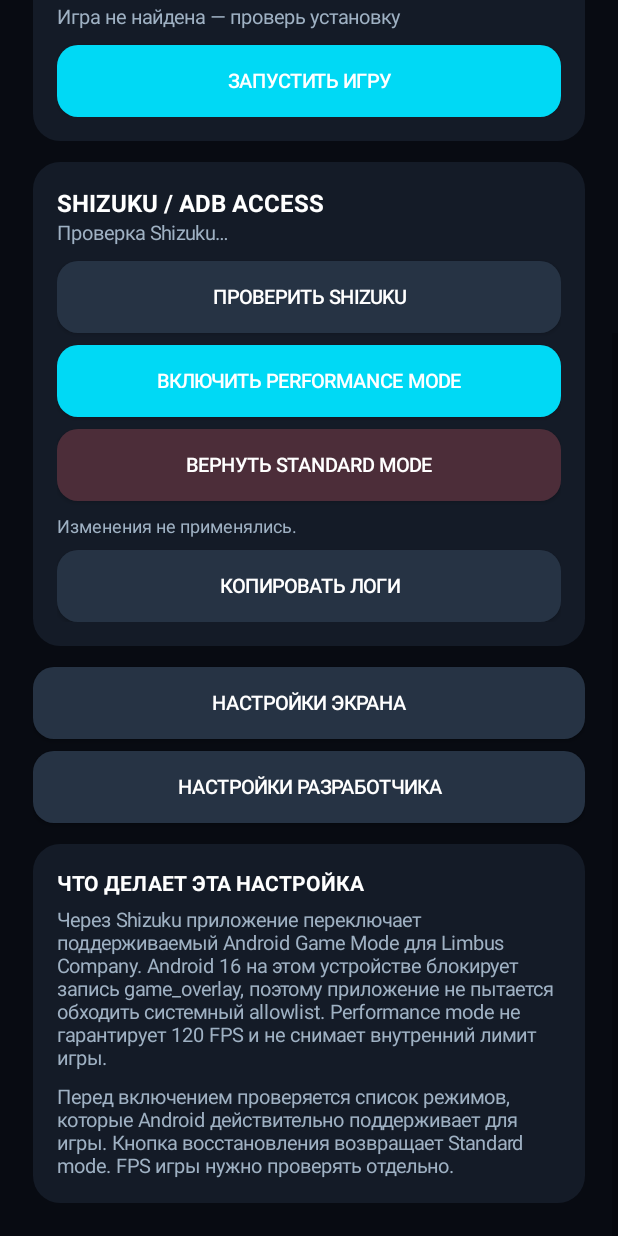
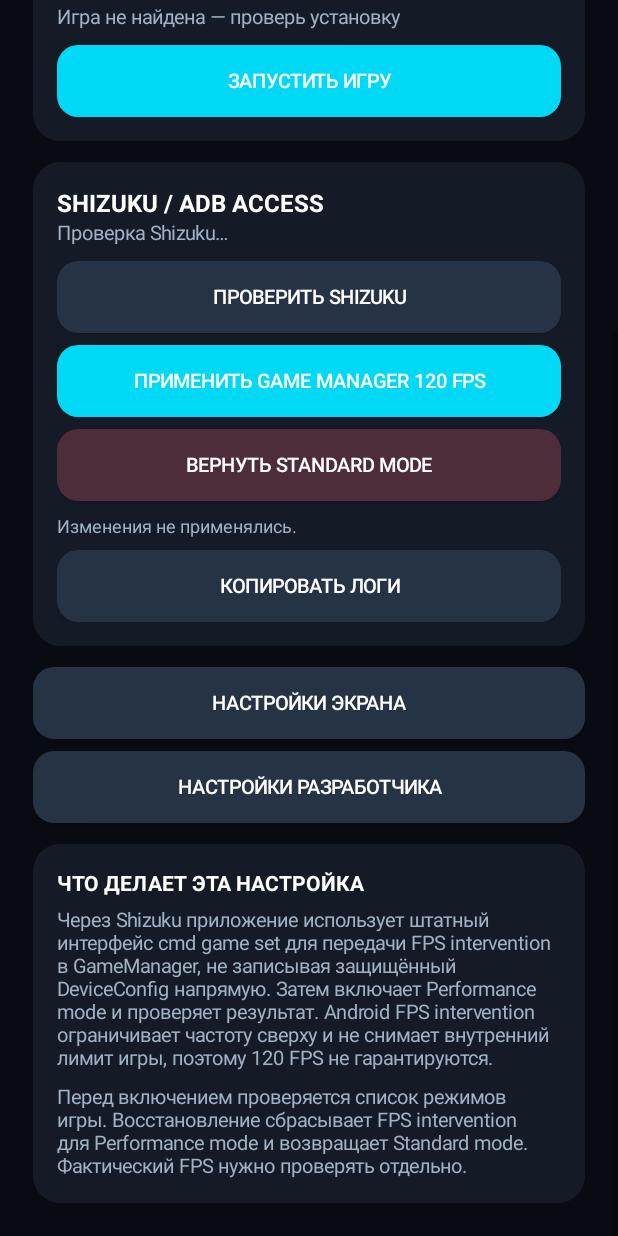
Before and after one commit to Exempale/ubiquitous-parakeet, an Android app: the screen it shows after launch (MainActivity), scrolled down 303 dp, on a phone screen of 412 x 824 dp. Run offline under Robolectric (Android 15) with nearby library versions, the phone set to English and light mode, and no system bars; libraries missing offline, so code that uses them is left out: rikka.shizuku; 5 statements that could not run were skipped.

Commit message:
Clarify GameManager FPS intervention UI

```diff
--- a/app/src/main/java/dev/limbus/fpsunlocker/MainActivity.kt
+++ b/app/src/main/java/dev/limbus/fpsunlocker/MainActivity.kt
@@ -106,7 +106,7 @@ class MainActivity : Activity(), DisplayManager.DisplayListener {
             checkShizuku(requestIfNeeded = true)
         })
         shizukuCard.addView(space(8))
-        shizukuCard.addView(actionButton("ВКЛЮЧИТЬ PERFORMANCE MODE", cyan) {
+        shizukuCard.addView(actionButton("ПРИМЕНИТЬ GAME MANAGER 120 FPS", cyan) {
             if (ensureShizukuPermission()) applyFpsTarget()
         })
         shizukuCard.addView(space(8))
@@ -134,12 +134,12 @@ class MainActivity : Activity(), DisplayManager.DisplayListener {
         infoCard.addView(label("ЧТО ДЕЛАЕТ ЭТА НАСТРОЙКА", 14f, white, true))
         infoCard.addView(space(6))
         infoCard.addView(label(
-            "Через Shizuku приложение переключает поддерживаемый Android Game Mode для Limbus Company. Android 16 на этом устройстве блокирует запись game_overlay, поэтому приложение не пытается обходить системный allowlist. Performance mode не гарантирует 120 FPS и не снимает внутренний лимит игры.",
+            "Через Shizuku приложение использует штатный интерфейс cmd game set для передачи FPS intervention в GameManager, не записывая защищённый DeviceConfig напрямую. Затем включает Performance mode и проверяет результат. Android FPS intervention ограничивает частоту сверху и не снимает внутренний лимит игры, поэтому 120 FPS не гарантируются.",
             13f, muted, false
         ))
         infoCard.addView(space(8))
         infoCard.addView(label(
-            "Перед включением проверяется список режимов, которые Android действительно поддерживает для игры. Кнопка восстановления возвращает Standard mode. FPS игры нужно проверять отдельно.",
+            "Перед включением проверяется список режимов игры. Восстановление сбрасывает FPS intervention для Performance mode и возвращает Standard mode. Фактический FPS нужно проверять отдельно.",
             13f, muted, false
         ))
         content.addView(infoCard)
```
